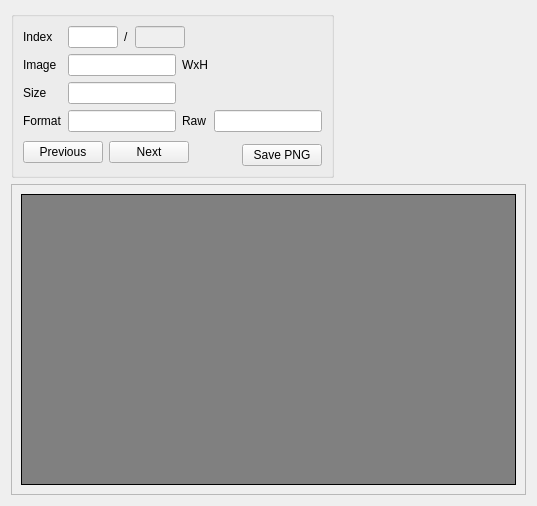
The window that ui/image-viewer.ui (michaelpm54/Ace3x) describes before a commit, drawn with Qt 5.
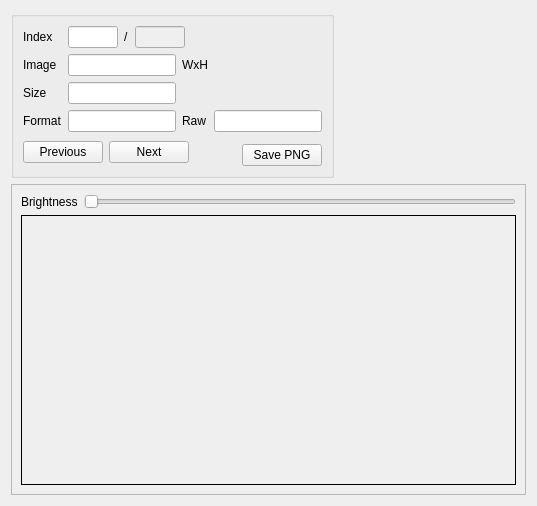
The same window after the commit.

Commit message: Add a brightness slider to the image viewer

The edit to the form file:
```diff
--- a/ui/image-viewer.ui
+++ b/ui/image-viewer.ui
@@ -241,7 +241,7 @@
        </rect>
       </property>
       <layout class="QGridLayout" name="gridLayout_4">
-       <item row="0" column="0">
+       <item row="1" column="0">
         <widget class="QLabel" name="image_label">
          <property name="sizePolicy">
           <sizepolicy hsizetype="Preferred" vsizetype="Preferred">
@@ -249,9 +249,6 @@
            <verstretch>2</verstretch>
           </sizepolicy>
          </property>
-         <property name="styleSheet">
-          <string notr="true">background-color: grey</string>
-         </property>
          <property name="frameShape">
           <enum>QFrame::Box</enum>
          </property>
@@ -263,6 +260,24 @@
          </property>
         </widget>
        </item>
+       <item row="0" column="0">
+        <layout class="QHBoxLayout" name="horizontalLayout_3">
+         <item>
+          <widget class="QLabel" name="label_4">
+           <property name="text">
+            <string>Brightness</string>
+           </property>
+          </widget>
+         </item>
+         <item>
+          <widget class="QSlider" name="brightness">
+           <property name="orientation">
+            <enum>Qt::Horizontal</enum>
+           </property>
+          </widget>
+         </item>
+        </layout>
+       </item>
       </layout>
      </widget>
     </widget>
```
The commit also changes 1 other file.
